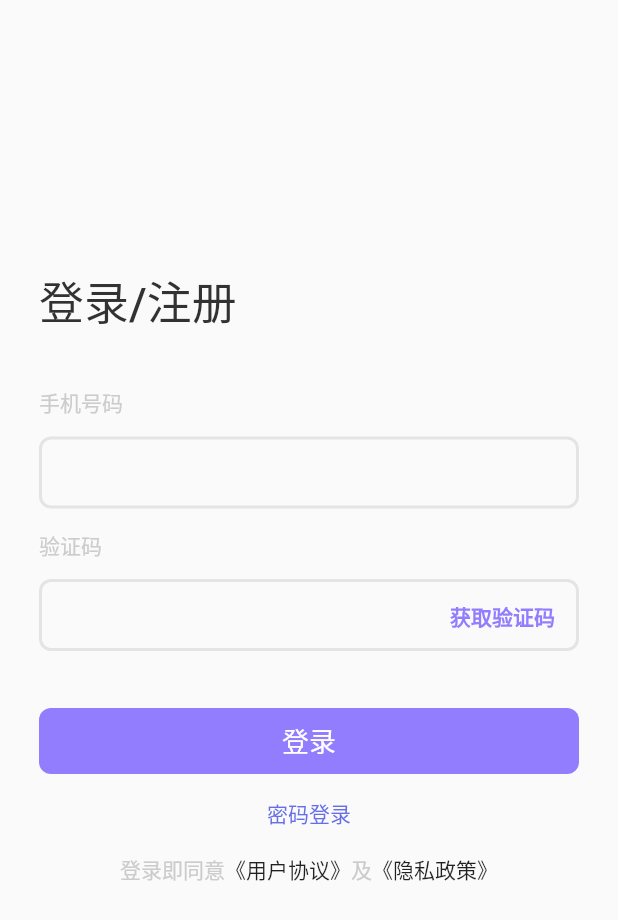
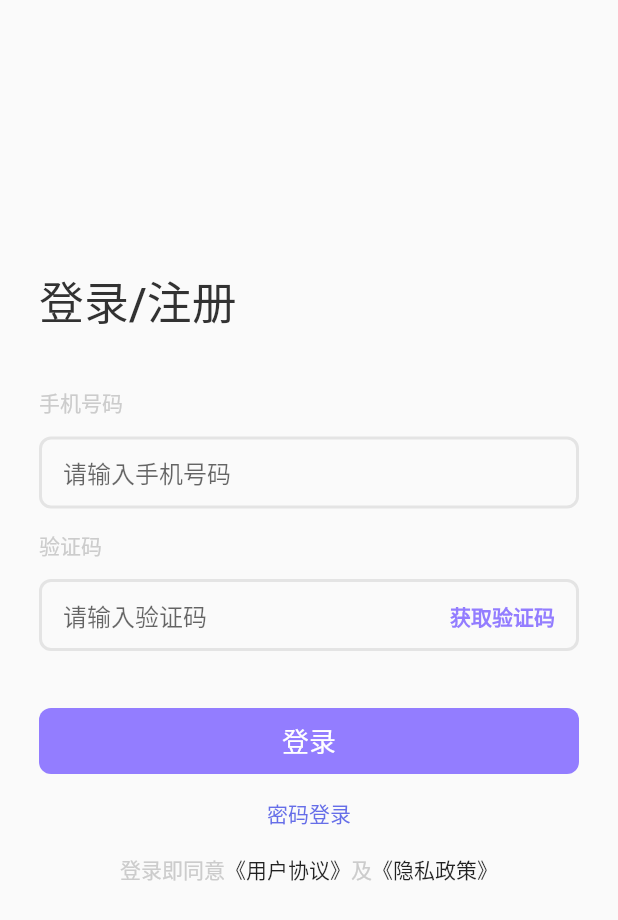
Before and after one commit to meetqy/flutter_dating_template, a Flutter app: the screen it shows after launch, on a phone screen of 412 x 824 dp. Shown: the top 920 px of the screen. Run offline on Flutter 3.47's test engine with Material 2 defaults, Android fonts, the phone set to English and light mode, and no system bars.

Commit message:
密码登录

```diff
--- a/lib/main.dart
+++ b/lib/main.dart
@@ -24,7 +24,7 @@
         highlightColor: Colors.transparent,
       ),
       routes: routes,
-      initialRoute: '/login',
+      initialRoute: '/verify-code-login',
     );
   }
 }
--- a/lib/pages/login/index.dart
+++ b/lib/pages/login/verify_code.dart
@@ -1,14 +1,15 @@
 import 'package:flutter/material.dart';
+import 'package:flutter_dating_template/pages/login/widgets/head.dart';
 import 'package:flutter_dating_template/utils/theme.dart';
 
-class Login extends StatefulWidget {
-  const Login({Key? key}) : super(key: key);
+class VerifyCodeLogin extends StatefulWidget {
+  const VerifyCodeLogin({Key? key}) : super(key: key);
 
   @override
-  State<Login> createState() => _LoginState();
+  State<VerifyCodeLogin> createState() => _LoginState();
 }
 
-class _LoginState extends State<Login> {
+class _LoginState extends State<VerifyCodeLogin> {
   @override
   Widget build(BuildContext context) {
     return Scaffold(
@@ -21,25 +22,22 @@ class _LoginState extends State<Login> {
             mainAxisAlignment: MainAxisAlignment.center,
             crossAxisAlignment: CrossAxisAlignment.start,
             children: [
-              Text(
-                '登录/注册',
-                style: TextStyle(
-                  fontSize: 30,
-                  fontWeight: FontWeight.w500,
-                  color: WcaoTheme.base,
-                ),
-              ),
-              buildPhone(),
+              const Head(),
               buildVerifyCode(),
-              buildLogin(),
-              Container(
+              loginButton(),
+              InkWell(
+                onTap: () {
+                  Navigator.pushReplacementNamed(context, '/password-login');
+                },
+                child: Container(
                   margin: const EdgeInsets.only(top: 16),
                   alignment: Alignment.center,
                   child: Text(
-                  '密码登录',
+                    "密码登录",
                     style: TextStyle(
                       color: WcaoTheme.primaryFocus,
                       fontWeight: FontWeight.w500,
+                    ),
                   ),
                 ),
               ),
@@ -68,40 +66,17 @@ class _LoginState extends State<Login> {
     );
   }
 
-  InkWell buildLogin() {
-    return InkWell(
-      onTap: () {
-        // TODO: login
-      },
-      child: Container(
-        margin: const EdgeInsets.only(top: 36),
-        alignment: Alignment.center,
-        width: double.infinity,
-        height: 44,
-        decoration: BoxDecoration(
-          color: WcaoTheme.primary,
-          borderRadius: WcaoTheme.radius,
-        ),
-        child: const Text(
-          '登录',
-          style: TextStyle(
-              fontSize: 18, fontWeight: FontWeight.w500, color: Colors.white),
-        ),
-      ),
-    );
-  }
-
-  /// 手机号
-  Column buildPhone() {
+  /// 密码登录
+  Column buildPassWord() {
     return Column(
       crossAxisAlignment: CrossAxisAlignment.start,
       children: [
         Container(
-          margin: const EdgeInsets.only(top: 36),
+          margin: const EdgeInsets.only(top: 12),
           child: Wrap(
             children: [
               Text(
-                '手机号码',
+                '密码',
                 style: TextStyle(
                   fontSize: 14,
                   color: WcaoTheme.placeholder,
@@ -139,6 +114,30 @@ class _LoginState extends State<Login> {
     );
   }
 
+  /// 登录按钮
+  InkWell loginButton() {
+    return InkWell(
+      onTap: () {
+        // TODO: login
+      },
+      child: Container(
+        margin: const EdgeInsets.only(top: 36),
+        alignment: Alignment.center,
+        width: double.infinity,
+        height: 44,
+        decoration: BoxDecoration(
+          color: WcaoTheme.primary,
+          borderRadius: WcaoTheme.radius,
+        ),
+        child: const Text(
+          '登录',
+          style: TextStyle(
+              fontSize: 18, fontWeight: FontWeight.w500, color: Colors.white),
+        ),
+      ),
+    );
+  }
+
   /// 验证码
   Column buildVerifyCode() {
     return Column(
@@ -165,7 +164,12 @@ class _LoginState extends State<Login> {
               margin: const EdgeInsets.only(top: 12),
               height: 50,
               child: TextField(
+                keyboardType: TextInputType.number,
+                maxLines: 1,
+                maxLength: 6,
                 decoration: InputDecoration(
+                  counterText: "",
+                  hintText: "请输入验证码",
                   contentPadding:
                       const EdgeInsets.symmetric(vertical: 0, horizontal: 16),
                   enabledBorder: OutlineInputBorder(
--- /dev/null
+++ b/lib/pages/login/widgets/head.dart
@@ -0,0 +1,68 @@
+import 'package:flutter/material.dart';
+import 'package:flutter_dating_template/utils/theme.dart';
+
+class Head extends StatefulWidget {
+  const Head({Key? key}) : super(key: key);
+
+  @override
+  State<Head> createState() => _HeadState();
+}
+
+class _HeadState extends State<Head> {
+  @override
+  Widget build(BuildContext context) {
+    return Column(
+      crossAxisAlignment: CrossAxisAlignment.start,
+      children: [
+        Text(
+          '登录/注册',
+          style: TextStyle(
+            fontSize: 30,
+            fontWeight: FontWeight.w500,
+            color: WcaoTheme.base,
+          ),
+        ),
+        Container(
+          margin: const EdgeInsets.only(top: 36),
+          child: Wrap(
+            children: [
+              Text(
+                '手机号码',
+                style: TextStyle(
+                  fontSize: 14,
+                  color: WcaoTheme.placeholder,
+                  fontWeight: FontWeight.w500,
+                ),
+              ),
+            ],
+          ),
+        ),
+        Container(
+          margin: const EdgeInsets.only(top: 12),
+          height: 50,
+          child: TextField(
+            decoration: InputDecoration(
+              hintText: "请输入手机号码",
+              contentPadding:
+                  const EdgeInsets.symmetric(vertical: 0, horizontal: 16),
+              enabledBorder: OutlineInputBorder(
+                borderRadius: BorderRadius.circular(8),
+                borderSide: BorderSide(
+                  color: WcaoTheme.outline,
+                  width: 2,
+                ),
+              ),
+              focusedBorder: OutlineInputBorder(
+                borderRadius: BorderRadius.circular(8),
+                borderSide: BorderSide(
+                  color: WcaoTheme.primaryFocus,
+                  width: 2,
+                ),
+              ),
+            ),
+          ),
+        ),
+      ],
+    );
+  }
+}
--- a/lib/route.dart
+++ b/lib/route.dart
@@ -1,4 +1,8 @@
 import 'package:flutter/material.dart';
-import 'package:flutter_dating_template/pages/login/index.dart';
+import 'package:flutter_dating_template/pages/login/password.dart';
+import 'package:flutter_dating_template/pages/login/verify_code.dart';
 
-Map<String, WidgetBuilder> routes = {'/login': (context) => const Login()};
+Map<String, WidgetBuilder> routes = {
+  '/verify-code-login': (context) => const VerifyCodeLogin(),
+  '/password-login': (context) => PasswordLogin()
+};
```
Also changed, not shown: lib/pages/login/password.dart (added, +171 -0 lines), 1 other file. Lines whose indentation alone changed are shown as unchanged.
